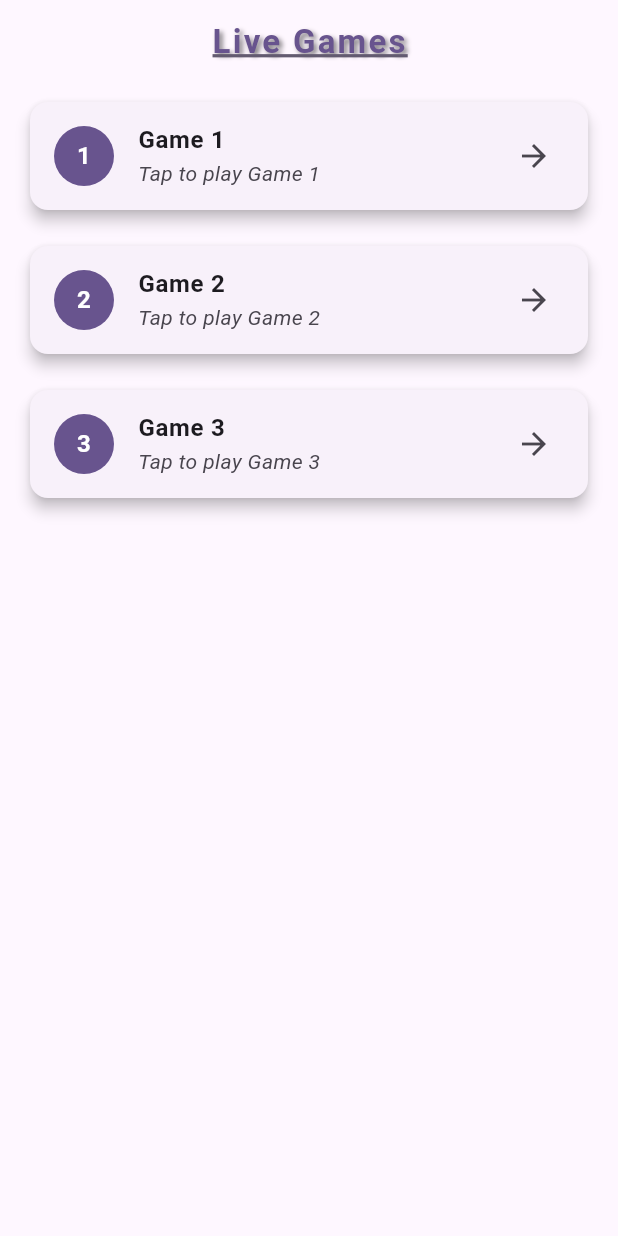
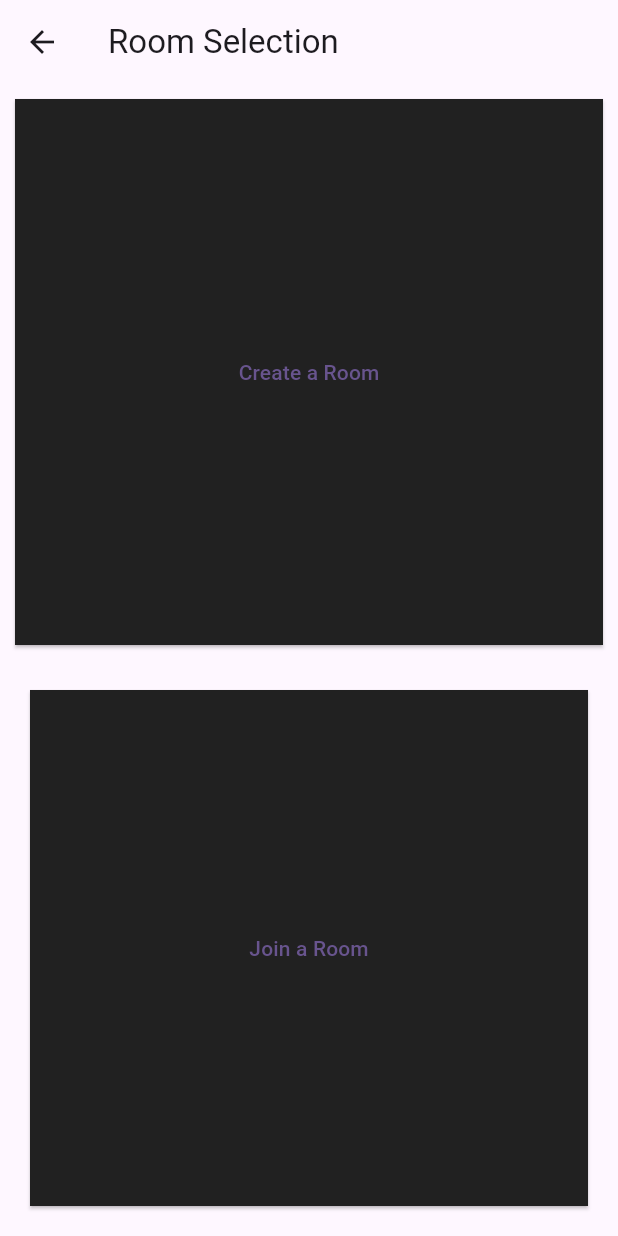
Before and after one commit to ProjectEic/live_game_lib, a Flutter app: the screen it shows after launch, after a tap on an icon or button, on a phone screen of 412 x 824 dp. Run offline on Flutter 3.47's test engine with Material 3 defaults, Android fonts, the phone set to English and light mode, and no system bars; our stand-ins replace firebase_core, firebase_database; accounts and stored records are empty.

Commit message:
update lobby and home; adding more
bug fixes unsure bout the colour of the buttons

```diff
--- a/example/lib/main.dart
+++ b/example/lib/main.dart
@@ -4,6 +4,8 @@ import 'package:firebase_core/firebase_core.dart';
 import 'package:flutter/material.dart';
 import 'package:live_game_lib/backend/gamemanager.dart';
 import 'package:live_game_lib/frontend/game_state_screens/home_screen.dart';
+import 'package:live_game_lib/frontend/game_state_screens/lobby_screen.dart';
+import 'package:live_game_lib/frontend/game_state_screens/room_selection_screen.dart';
 
 void main() async {
   WidgetsFlutterBinding.ensureInitialized();
@@ -15,6 +17,15 @@ void main() async {
 class MyApp extends StatelessWidget {
   const MyApp({super.key});
 
+  Widget generateLobbyScreen(BuildContext context, String roomId,
+      List<String> lobbyMembers, bool isCreator) {
+    return LobbyScreen(
+      roomId: roomId,
+      lobbyMembers: lobbyMembers,
+      isCreator: isCreator,
+    );
+  }
+
   @override
   Widget build(BuildContext context) {
     return MaterialApp(
@@ -24,18 +35,33 @@ class MyApp extends StatelessWidget {
         colorScheme: ColorScheme.fromSeed(seedColor: Colors.deepPurple),
         useMaterial3: true,
       ),
-      home: Home(
+      initialRoute: '/',
+      routes: {
+        '/': (context) => Home(
               title: 'Live Games',
               games: const [
-          ['Game 1', '/game1'],
-          ['Game 2', '/game2'],
-          ['Game 3', '/game3'],
+                ['Game 1', '/room_selection_screen'],
+                ['Game 2', '/room_selection_screen'],
+                ['Game 3', '/room_selection_screen'],
               ],
               theme: ThemeData.from(
                 colorScheme: ColorScheme.fromSeed(seedColor: Colors.deepPurple),
                 textTheme: const TextTheme(),
               ),
             ),
+        '/lobby_screen': (context) {
+          final args = ModalRoute.of(context)!.settings.arguments
+              as Map<String, dynamic>;
+          return generateLobbyScreen(
+            context,
+            args['roomId'],
+            args['lobbyMembers'],
+            args['isCreator'],
+          );
+        },
+        '/room_selection_screen': (context) =>
+            RoomSelectionScreen(), // Route to RoomSelectionScreen
+      },
     );
   }
 }
--- a/lib/frontend/game_state_screens/home_screen.dart
+++ b/lib/frontend/game_state_screens/home_screen.dart
@@ -23,17 +23,14 @@ class Home extends StatelessWidget {
               fontSize: theme.textTheme.titleLarge!.fontSize,
               fontWeight: FontWeight.bold,
               letterSpacing: 1.5,
-              color: theme.colorScheme.primary,
+              color: theme.colorScheme.onSurface,
               shadows: [
                 Shadow(
                   color: Colors.black.withOpacity(0.5),
-                  offset: const Offset(2, 2),
-                  blurRadius: 4,
+                  offset: const Offset(1, 1),
+                  blurRadius: 2,
                 ),
               ],
-              decoration: TextDecoration.underline,
-              decorationThickness: 2.0,
-              decorationColor: theme.colorScheme.secondary,
             ),
           ),
         ),
--- /dev/null
+++ b/lib/frontend/game_state_screens/room_selection_screen.dart
@@ -0,0 +1,78 @@
+import 'package:flutter/material.dart';
+
+class RoomSelectionScreen extends StatelessWidget {
+  const RoomSelectionScreen({Key? key});
+
+  @override
+  Widget build(BuildContext context) {
+    return Scaffold(
+      appBar: AppBar(
+        title: const Text('Room Selection'),
+      ),
+      body: Column(
+        mainAxisAlignment: MainAxisAlignment.center,
+        crossAxisAlignment: CrossAxisAlignment.stretch,
+        children: <Widget>[
+          Expanded(
+            child: Padding(
+              padding: const EdgeInsets.all(10.0),
+              child: ElevatedButton(
+                style: ElevatedButton.styleFrom(
+                  shape: const RoundedRectangleBorder(
+                    borderRadius: BorderRadius.zero,
+                  ),
+                  backgroundColor: Colors.grey.shade900,
+                ),
+                onPressed: () {
+                  // Navigate to LobbyScreen as a creator
+                  Navigator.pushNamed(
+                    context,
+                    '/lobby_screen',
+                    arguments: {
+                      'roomId': generateRandomRoomId(), // Generate a room ID
+                      'lobbyMembers': [], // Empty member list for a new lobby
+                      'isCreator': true,
+                    },
+                  );
+                },
+                child: const Text('Create a Room'),
+              ),
+            ),
+          ),
+          Expanded(
+            child: Padding(
+              padding: const EdgeInsets.all(20.0),
+              child: ElevatedButton(
+                style: ElevatedButton.styleFrom(
+                  shape: const RoundedRectangleBorder(
+                    borderRadius: BorderRadius.zero,
+                  ),
+                  backgroundColor: Colors.grey.shade900,
+                ),
+                onPressed: () {
+                  // Navigate to LobbyScreen as a participant
+                  Navigator.pushNamed(
+                    context,
+                    '/lobby_screen',
+                    arguments: {
+                      'roomId':
+                          '', // Can be handled as input by the participant
+                      'lobbyMembers': [], // Empty member list for a new lobby
+                      'isCreator': false,
+                    },
+                  );
+                },
+                child: const Text('Join a Room'),
+              ),
+            ),
+          ),
+        ],
+      ),
+    );
+  }
+
+  String generateRandomRoomId() {
+    // Logic to generate a random room ID (you can implement your own logic)
+    return 'Room-${DateTime.now().millisecondsSinceEpoch}';
+  }
+}
```
Also changed, not shown: lib/frontend/game_state_screens/create_lobby_options_screen.dart (+33 -0 lines), lib/frontend/game_state_screens/lobby_screen.dart (+24 -13 lines), 2 other files. Lines whose indentation alone changed are shown as unchanged.
